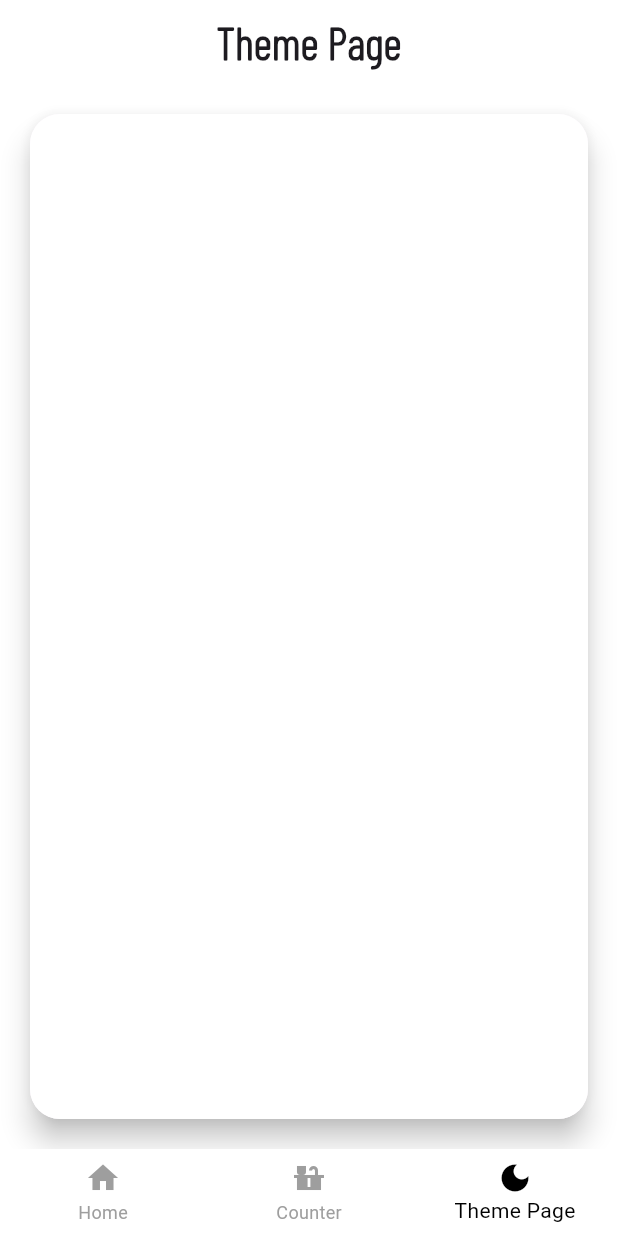
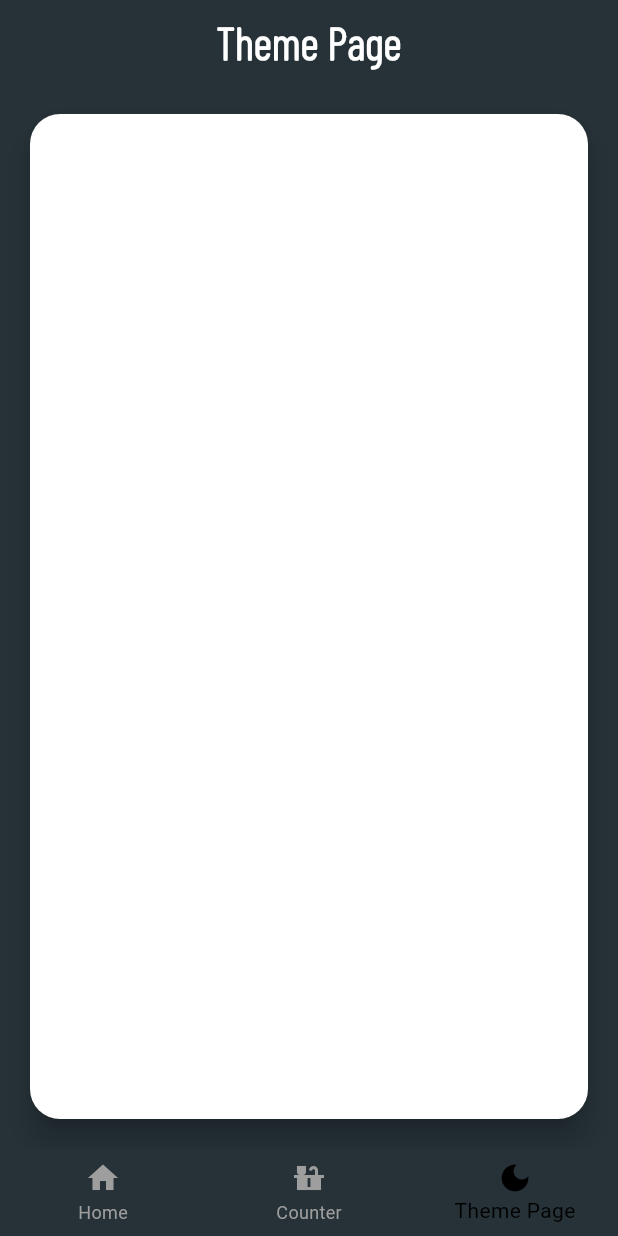
Before and after one commit to Tetoji/Flutter-Udemy-Course, a Flutter app: the screen it shows after launch, item 3 of the bottom bar chosen, on a phone screen of 412 x 824 dp. Run offline on Flutter 3.47's test engine with Material 3 defaults, Android fonts, the phone set to English and light mode, and no system bars; drawn by our look-alikes of auto_size_text.

Commit message:
theme edit

```diff
--- a/udemy_app/lib/main.dart
+++ b/udemy_app/lib/main.dart
@@ -1,6 +1,7 @@
 import 'package:flutter/material.dart';
 //import 'package:udemy_app/counter_site/counter_app_page.dart';
 import 'package:udemy_app/nav_root.dart';
+import 'package:udemy_app/theme.dart';
 
 void main() {
   runApp(const MyApp());
@@ -12,8 +13,10 @@ class MyApp extends StatelessWidget {
   @override
   Widget build(BuildContext context) {
     return MaterialApp(
+        theme: AppTheme.lightTheme,
+        darkTheme: AppTheme.darkTheme,
+        themeMode: ThemeMode.dark,
         debugShowCheckedModeBanner: false,
-        theme: ThemeData(scaffoldBackgroundColor: Colors.white),
         home: const NavbarWidget());
   }
 }
--- a/udemy_app/lib/nav_root.dart
+++ b/udemy_app/lib/nav_root.dart
@@ -26,7 +26,7 @@ class _RootWidgetState extends State<NavbarWidget> {
       ),
       bottomNavigationBar: BottomNavigationBar(
         elevation: 0.0,
-        backgroundColor: Colors.white,
+        backgroundColor: Theme.of(context).scaffoldBackgroundColor,
         selectedItemColor: Colors.black,
         unselectedItemColor: Colors.grey,
         onTap: (index) {
--- a/udemy_app/lib/presentation/counter_site/counter_app_page.dart
+++ b/udemy_app/lib/presentation/counter_site/counter_app_page.dart
@@ -31,7 +31,7 @@ class _CounterAppPageState extends State<CounterAppPage> {
     return Scaffold(
       appBar: AppBar(
         scrolledUnderElevation: 0.0, //! AppBar doesnt change color after scroll
-        backgroundColor: Colors.white,
+        backgroundColor: Theme.of(context).scaffoldBackgroundColor,
         centerTitle: true,
         title: const AutoSizeText(
           "Beschuss Tracking",
--- a/udemy_app/lib/presentation/theme_animation/theme_animation_page.dart
+++ b/udemy_app/lib/presentation/theme_animation/theme_animation_page.dart
@@ -9,7 +9,7 @@ class ThemaAnimationPage extends StatelessWidget {
     return Scaffold(
       appBar: AppBar(
         scrolledUnderElevation: 0.0, //! AppBar doesnt change color after scroll
-        backgroundColor: Colors.white,
+        backgroundColor: Theme.of(context).scaffoldBackgroundColor,
         centerTitle: true,
         title: const AutoSizeText(
           "Theme Page",
--- a/udemy_app/lib/presentation/widgets_examples/widgets_examples_page.dart
+++ b/udemy_app/lib/presentation/widgets_examples/widgets_examples_page.dart
@@ -12,7 +12,7 @@ class WidgetsExamplesPage extends StatelessWidget {
     return Scaffold(
       appBar: AppBar(
         scrolledUnderElevation: 0.0, //! AppBar doesnt change color after scroll
-        backgroundColor: Colors.white,
+        backgroundColor: Theme.of(context).scaffoldBackgroundColor,
         centerTitle: true,
         title: const AutoSizeText(
           "Beschuss Tracking",
@@ -65,8 +65,6 @@ class WidgetsExamplesPage extends StatelessWidget {
 
               //* Fourth(3) and Fifth(4) Widget
               const RowExpandedExample(),
-
-              const ContainerTextExample(),
             ],
           ),
         ),
--- a/udemy_app/lib/theme.dart
+++ b/udemy_app/lib/theme.dart
@@ -3,12 +3,14 @@ import 'package:flutter/material.dart';
 class AppTheme {
   AppTheme._();
 
-  static final Color _lightPrimaryColor = Colors.blueGrey.shade50;
+  //* Light Colors
+  static final Color _lightPrimaryColor = Colors.white;
   static final Color _lightPrimaryVariantColor = Colors.blueGrey.shade800;
   static final Color _lightOnPrimaryColor = Colors.blueGrey.shade200;
   static const Color _lightTextColorPrimary = Colors.black;
   static const Color _appbarColorLight = Colors.blue;
 
+  //* Dark Colors
   static final Color _darkPrimaryColor = Colors.blueGrey.shade900;
   static const Color _darkPrimaryVariantColor = Colors.black;
   static final Color _darkOnPrimaryColor = Colors.blueGrey.shade300;
```
